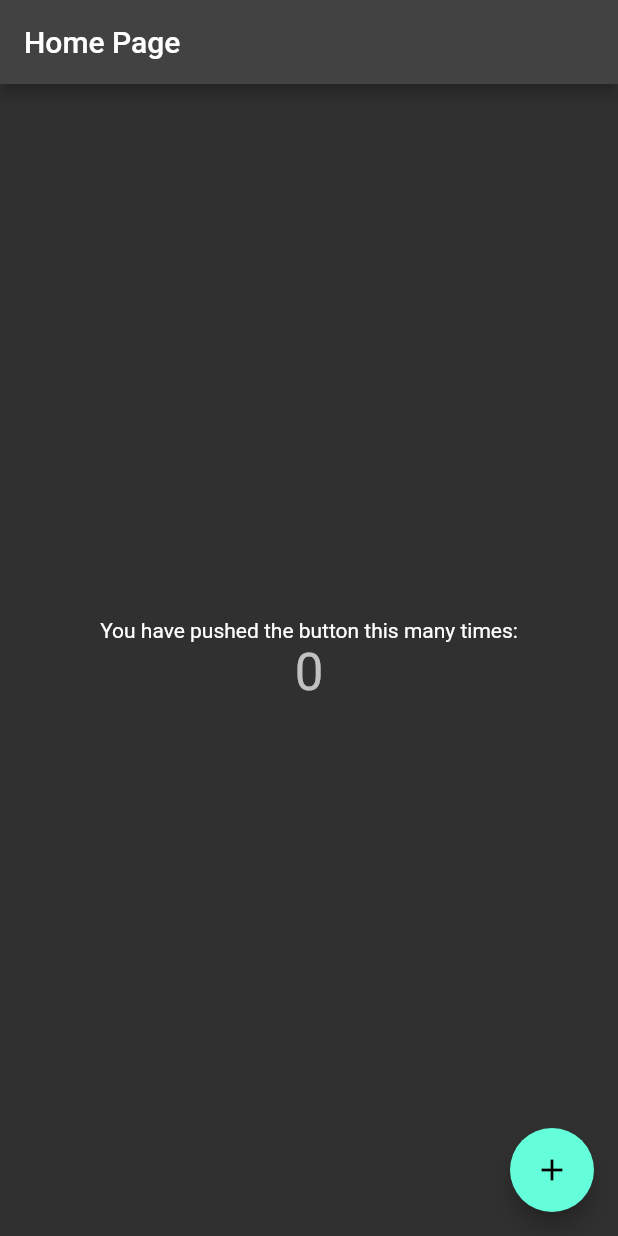
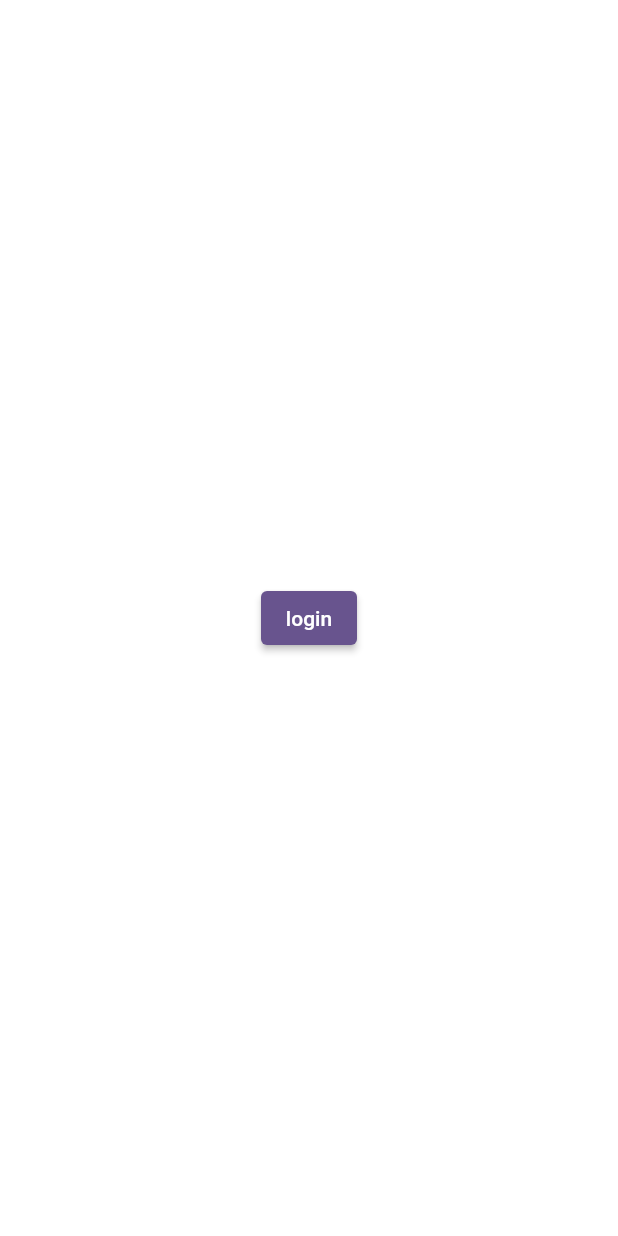
Before and after one commit to J0nasP/psychic-disco, a Flutter app: the screen it shows after launch, on a phone screen of 412 x 824 dp. Run offline on Flutter 3.47's test engine with Material 2 defaults, Android fonts, the phone set to English and light mode, and no system bars.

Commit message:
Init creation off branch

```diff
--- a/visible_history_app/lib/main.dart
+++ b/visible_history_app/lib/main.dart
@@ -13,57 +13,52 @@ class MyApp extends StatelessWidget {
     return MaterialApp(
       title: 'Viseble History',
       theme: ThemeData(
-        brightness: Brightness.dark,
         primaryColor: Colors.deepPurple,
+        colorScheme: ColorScheme.fromSeed(seedColor: Colors.deepPurple),
       ),
-      home: const MyHomePage(title: 'Home Page'),
+      home: MyHomePage(),
     );
   }
 }
 
+class MyAppState extends ChangeNotifier {
+  GlobalKey? historyListKey;
+}
+
 class MyHomePage extends StatefulWidget {
-  const MyHomePage({super.key, required this.title});
-
-  final String title;
-
   @override
   State<MyHomePage> createState() => _MyHomePageState();
 }
 
 class _MyHomePageState extends State<MyHomePage> {
-  int _counter = 0;
-
-  void _incrementCounter() {
-    setState(() {
-      _counter++;
-    });
-  }
+  var selectedIndex = 0;
 
   @override
   Widget build(BuildContext context) {
-    return Scaffold(
-      appBar: AppBar(
-        title: Text(widget.title),
-      ),
-      body: Center(
-        child: Column(
-          mainAxisAlignment: MainAxisAlignment.center,
-          children: <Widget>[
-            const Text(
-              'You have pushed the button this many times:',
-            ),
-            Text(
-              '$_counter',
-              style: Theme.of(context).textTheme.headlineMedium,
-            ),
-          ],
+    Widget page;
+    switch (selectedIndex) {
+      case 0:
+        page = LoginPage();
+        break;
+      default:
+        throw UnimplementedError('no Widget for $selectedIndex');
+    }
+
+    return page;
+  }
+}
+
+class LoginPage extends StatelessWidget {
+  @override
+  Widget build(BuildContext context) {
+    return Column(
+      mainAxisAlignment: MainAxisAlignment.center,
+      children: [
+        ElevatedButton(
+          onPressed: () {},
+          child: Text('login'),
         ),
-      ),
-      floatingActionButton: FloatingActionButton(
-        onPressed: _incrementCounter,
-        tooltip: 'Increment',
-        child: const Icon(Icons.add),
-      ),
+      ],
     );
   }
 }
```
